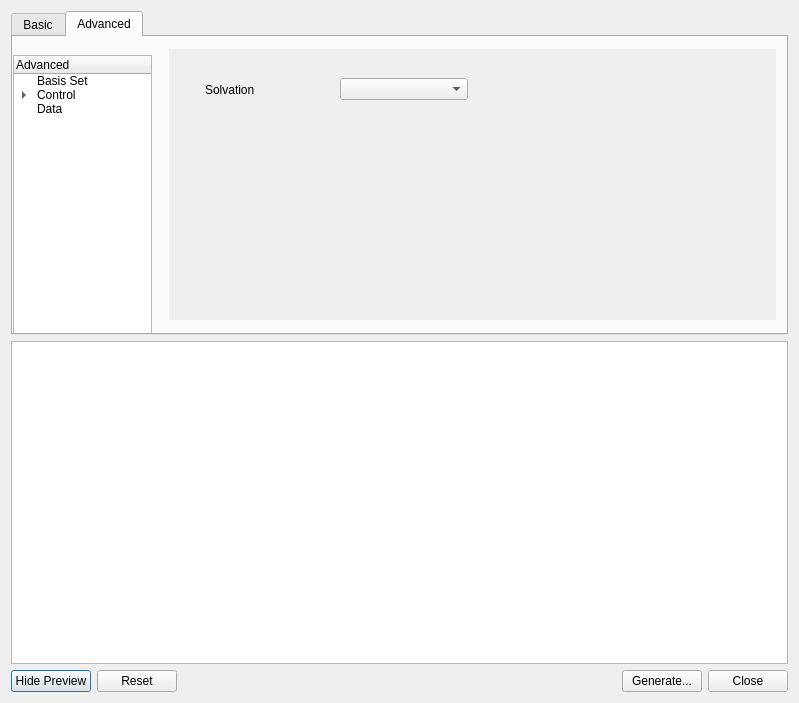
The window that libavogadro/src/extensions/orca/orcainputdialog.ui (thosoo/avogadro) describes before a commit, drawn with Qt 5.
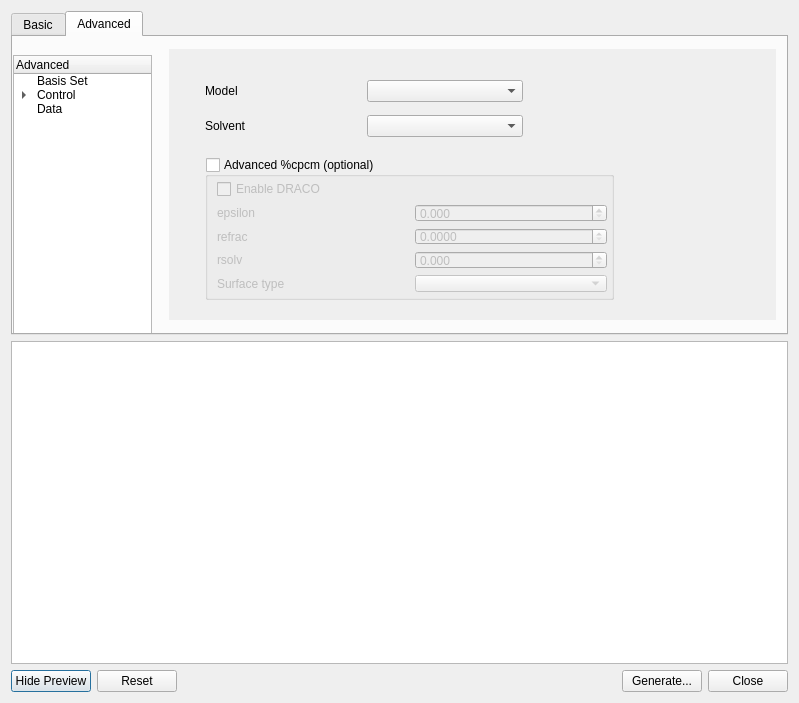
The same window after the commit. The open tabs and pages were chosen to show the change.

Commit message: Orca: add model-aware solvation UI and optional %cpcm overrides

```diff
--- a/libavogadro/src/extensions/orca/orcainputdialog.ui
+++ b/libavogadro/src/extensions/orca/orcainputdialog.ui
@@ -1414,23 +1414,141 @@
           <rect>
            <x>36</x>
            <y>24</y>
-           <width>263</width>
-           <height>33</height>
+           <width>318</width>
+           <height>71</height>
           </rect>
          </property>
-         <layout class="QHBoxLayout" name="horizontalLayout_20">
-          <item>
-           <widget class="QLabel" name="label_34">
+         <layout class="QGridLayout" name="gridLayout_8">
+          <item row="0" column="0">
+           <widget class="QLabel" name="solvationModelLabel">
             <property name="text">
-             <string>Solvation</string>
+             <string>Model</string>
             </property>
            </widget>
           </item>
-          <item>
+          <item row="0" column="1">
+           <widget class="QComboBox" name="solvationModelCombo"/>
+          </item>
+          <item row="1" column="0">
+           <widget class="QLabel" name="solvationSolventLabel">
+            <property name="text">
+             <string>Solvent</string>
+            </property>
+           </widget>
+          </item>
+          <item row="1" column="1">
            <widget class="QComboBox" name="solvationCombo"/>
           </item>
          </layout>
         </widget>
+        <widget class="QGroupBox" name="cpcmGroup">
+         <property name="geometry">
+          <rect>
+           <x>36</x>
+           <y>108</y>
+           <width>409</width>
+           <height>143</height>
+          </rect>
+         </property>
+         <property name="title">
+          <string>Advanced %cpcm (optional)</string>
+         </property>
+         <property name="checkable">
+          <bool>true</bool>
+         </property>
+         <property name="checked">
+          <bool>false</bool>
+         </property>
+         <widget class="QWidget" name="layoutWidget">
+          <property name="geometry">
+           <rect>
+            <x>12</x>
+            <y>23</y>
+            <width>390</width>
+            <height>112</height>
+           </rect>
+          </property>
+          <layout class="QGridLayout" name="gridLayout_9">
+           <item row="0" column="0">
+            <widget class="QCheckBox" name="cpcmDRACOCheck">
+             <property name="text">
+              <string>Enable DRACO</string>
+             </property>
+            </widget>
+           </item>
+           <item row="1" column="0">
+            <widget class="QLabel" name="cpcmEpsilonLabel">
+             <property name="text">
+              <string>epsilon</string>
+             </property>
+            </widget>
+           </item>
+           <item row="1" column="1">
+            <widget class="QDoubleSpinBox" name="cpcmEpsilonSpin">
+             <property name="decimals">
+              <number>3</number>
+             </property>
+             <property name="maximum">
+              <double>9999.000000000000000</double>
+             </property>
+             <property name="singleStep">
+              <double>1.000000000000000</double>
+             </property>
+            </widget>
+           </item>
+           <item row="2" column="0">
+            <widget class="QLabel" name="cpcmRefracLabel">
+             <property name="text">
+              <string>refrac</string>
+             </property>
+            </widget>
+           </item>
+           <item row="2" column="1">
+            <widget class="QDoubleSpinBox" name="cpcmRefracSpin">
+             <property name="decimals">
+              <number>4</number>
+             </property>
+             <property name="maximum">
+              <double>100.000000000000000</double>
+             </property>
+             <property name="singleStep">
+              <double>0.010000000000000</double>
+             </property>
+            </widget>
+           </item>
+           <item row="3" column="0">
+            <widget class="QLabel" name="cpcmRSolvLabel">
+             <property name="text">
+              <string>rsolv</string>
+             </property>
+            </widget>
+           </item>
+           <item row="3" column="1">
+            <widget class="QDoubleSpinBox" name="cpcmRSolvSpin">
+             <property name="decimals">
+              <number>3</number>
+             </property>
+             <property name="maximum">
+              <double>20.000000000000000</double>
+             </property>
+             <property name="singleStep">
+              <double>0.100000000000000</double>
+             </property>
+            </widget>
+           </item>
+           <item row="4" column="0">
+            <widget class="QLabel" name="cpcmSurfaceTypeLabel">
+             <property name="text">
+              <string>Surface type</string>
+             </property>
+            </widget>
+           </item>
+           <item row="4" column="1">
+            <widget class="QComboBox" name="cpcmSurfaceTypeCombo"/>
+           </item>
+          </layout>
+         </widget>
+        </widget>
        </widget>
        <widget class="QWidget" name="tddftPage">
         <widget class="QGroupBox" name="groupBox_5">
```
The commit also changes 4 other files.
